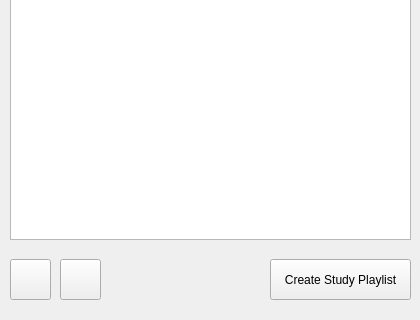
Qt form app/modules/ui/main_window.ui (DelevoXDG/FlashcardMaster) before a commit; both pictures show x 0 to 420 and y 300 to 620 of the 420 by 620 pixel window.
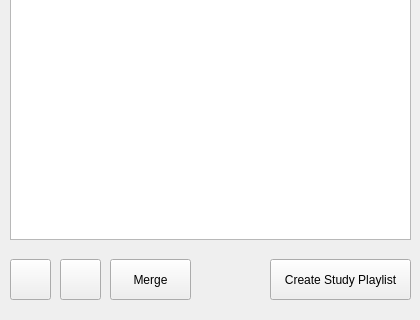
The same form after that commit. Icons and pictures are not drawn.

The edit to the form file:
```diff
--- a/app/modules/ui/main_window.ui
+++ b/app/modules/ui/main_window.ui
@@ -220,6 +220,31 @@
      <string>Stats</string>
     </property>
    </widget>
+   <widget class="QPushButton" name="merge_button">
+    <property name="geometry">
+     <rect>
+      <x>110</x>
+      <y>540</y>
+      <width>81</width>
+      <height>41</height>
+     </rect>
+    </property>
+    <property name="cursor">
+     <cursorShape>PointingHandCursor</cursorShape>
+    </property>
+    <property name="toolTip">
+     <string>Delete deck from the collection</string>
+    </property>
+    <property name="text">
+     <string>Merge</string>
+    </property>
+    <property name="iconSize">
+     <size>
+      <width>24</width>
+      <height>24</height>
+     </size>
+    </property>
+   </widget>
   </widget>
   <widget class="QMenuBar" name="menubar">
    <property name="geometry">
```
